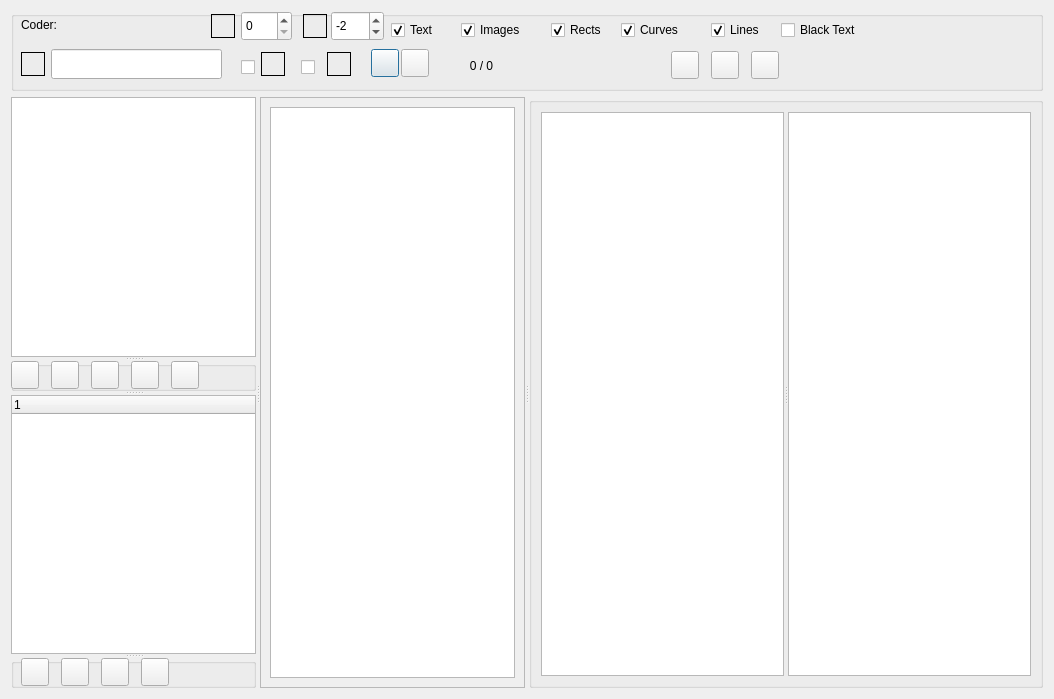
This is GUI_UIs/ui_dialog_code_pdf.ui in ccbogel/QualCoder as Qt 5 draws it before an edit. The edited form follows.
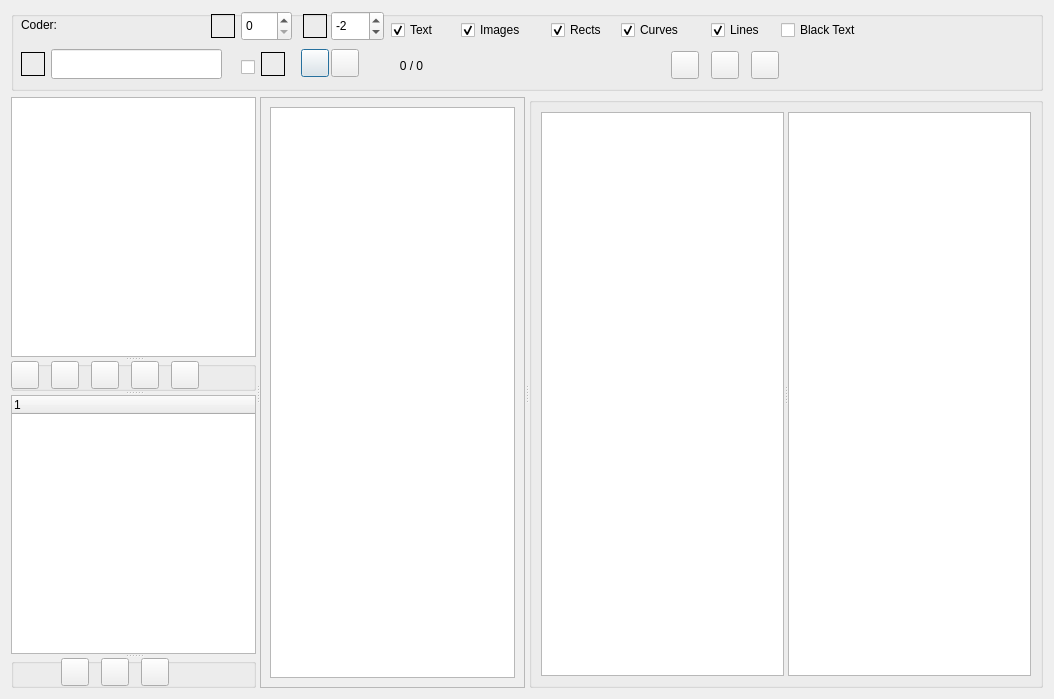
This is the edited form.

Diff of the .ui file:
```diff
--- a/GUI_UIs/ui_dialog_code_pdf.ui
+++ b/GUI_UIs/ui_dialog_code_pdf.ui
@@ -74,26 +74,10 @@
        <string/>
       </property>
      </widget>
-     <widget class="QCheckBox" name="checkBox_search_all_files">
-      <property name="geometry">
-       <rect>
-        <x>290</x>
-        <y>38</y>
-        <width>21</width>
-        <height>36</height>
-       </rect>
-      </property>
-      <property name="toolTip">
-       <string>&lt;html&gt;&lt;head/&gt;&lt;body&gt;&lt;p&gt;search all files&lt;/p&gt;&lt;/body&gt;&lt;/html&gt;</string>
-      </property>
-      <property name="text">
-       <string/>
-      </property>
-     </widget>
      <widget class="QLabel" name="label_search_totals">
       <property name="geometry">
        <rect>
-        <x>430</x>
+        <x>360</x>
         <y>44</y>
         <width>81</width>
         <height>22</height>
@@ -125,7 +109,7 @@
      <widget class="QPushButton" name="pushButton_previous">
       <property name="geometry">
        <rect>
-        <x>360</x>
+        <x>290</x>
         <y>38</y>
         <width>28</width>
         <height>28</height>
@@ -141,7 +125,7 @@
      <widget class="QPushButton" name="pushButton_next">
       <property name="geometry">
        <rect>
-        <x>390</x>
+        <x>320</x>
         <y>38</y>
         <width>28</width>
         <height>28</height>
@@ -154,34 +138,6 @@
        <string/>
       </property>
      </widget>
-     <widget class="QLabel" name="label_search_all_files">
-      <property name="geometry">
-       <rect>
-        <x>316</x>
-        <y>41</y>
-        <width>24</width>
-        <height>24</height>
-       </rect>
-      </property>
-      <property name="toolTip">
-       <string>&lt;html&gt;&lt;head/&gt;&lt;body&gt;&lt;p&gt;Search text. All text files.&lt;/p&gt;&lt;/body&gt;&lt;/html&gt;</string>
-      </property>
-      <property name="autoFillBackground">
-       <bool>false</bool>
-      </property>
-      <property name="frameShape">
-       <enum>QFrame::Box</enum>
-      </property>
-      <property name="text">
-       <string/>
-      </property>
-      <property name="alignment">
-       <set>Qt::AlignRight|Qt::AlignTrailing|Qt::AlignVCenter</set>
-      </property>
-      <property name="wordWrap">
-       <bool>true</bool>
-      </property>
-     </widget>
      <widget class="QLabel" name="label_search_case_sensitive">
       <property name="geometry">
        <rect>
@@ -631,23 +587,7 @@
          <string/>
         </property>
        </widget>
-       <widget class="QPushButton" name="pushButton_show_codings_prev">
-        <property name="geometry">
-         <rect>
-          <x>10</x>
-          <y>0</y>
-          <width>28</width>
-          <height>28</height>
-         </rect>
-        </property>
-        <property name="toolTip">
-         <string>&lt;html&gt;&lt;head/&gt;&lt;body&gt;&lt;p&gt;Show previous coding of selected code&lt;/p&gt;&lt;/body&gt;&lt;/html&gt;</string>
-        </property>
-        <property name="text">
-         <string/>
-        </property>
-       </widget>
-       <widget class="QPushButton" name="pushButton_show_codings_next">
+       <widget class="QPushButton" name="pushButton_show_selected_code">
         <property name="geometry">
          <rect>
           <x>50</x>
```
Left out of the diff: 8 changed lines with no effect on the pictures.
